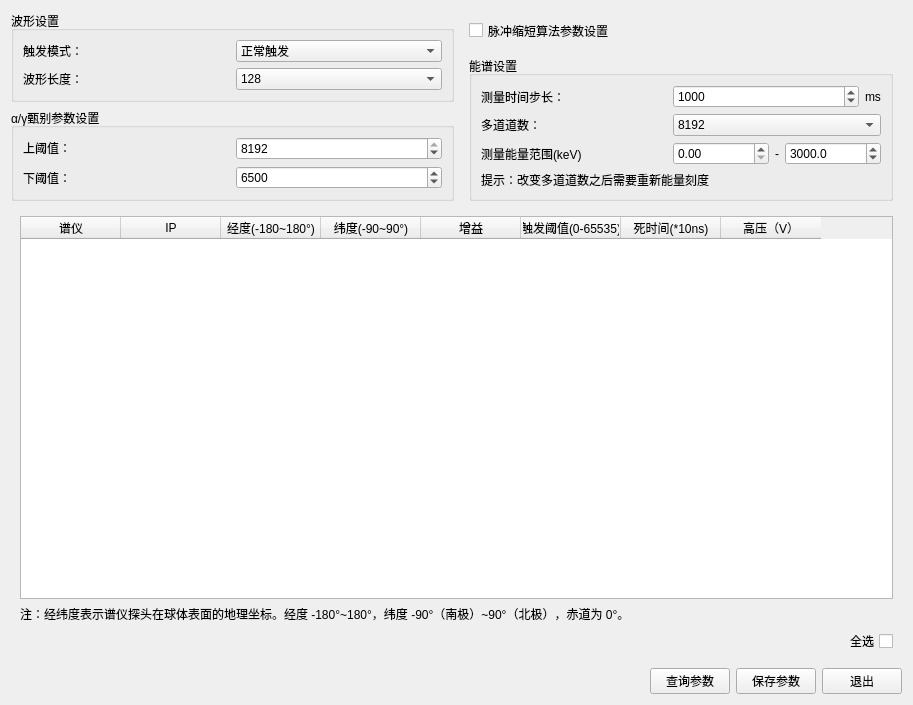
Qt form detsettingwindow.ui (MrXiaomao/HXR_Detector) before a commit.
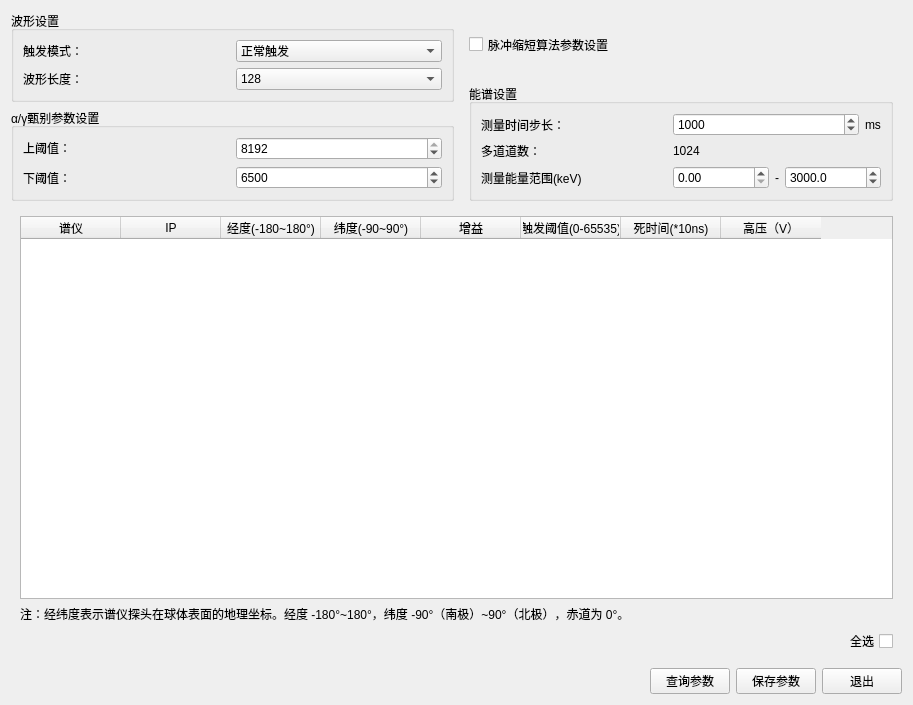
The same form after that commit.

Commit message: 能谱接收数据包格式发生改变，相关代码进行变化

The edit to the form file:
```diff
--- a/detsettingwindow.ui
+++ b/detsettingwindow.ui
@@ -212,16 +212,6 @@
             <string>能谱设置</string>
            </property>
            <layout class="QGridLayout" name="gridLayout_3">
-            <item row="3" column="0" colspan="3">
-             <widget class="QLabel" name="label_5">
-              <property name="text">
-               <string>提示：改变多道道数之后需要重新能量刻度</string>
-              </property>
-              <property name="wordWrap">
-               <bool>true</bool>
-              </property>
-             </widget>
-            </item>
             <item row="0" column="0">
              <widget class="QLabel" name="label_23">
               <property name="sizePolicy">
@@ -269,33 +259,10 @@
              </widget>
             </item>
             <item row="1" column="1" colspan="2">
-             <widget class="QComboBox" name="comboBox_spectrumLength">
-              <property name="enabled">
-               <bool>true</bool>
+             <widget class="QLabel" name="label_spectrumLength">
+              <property name="text">
+               <string>1024</string>
               </property>
-              <property name="currentIndex">
-               <number>3</number>
-              </property>
-              <item>
-               <property name="text">
-                <string>1024</string>
-               </property>
-              </item>
-              <item>
-               <property name="text">
-                <string>2048</string>
-               </property>
-              </item>
-              <item>
-               <property name="text">
-                <string>4096</string>
-               </property>
-              </item>
-              <item>
-               <property name="text">
-                <string>8192</string>
-               </property>
-              </item>
              </widget>
             </item>
             <item row="2" column="0">
```
The commit also changes 18 other files.
